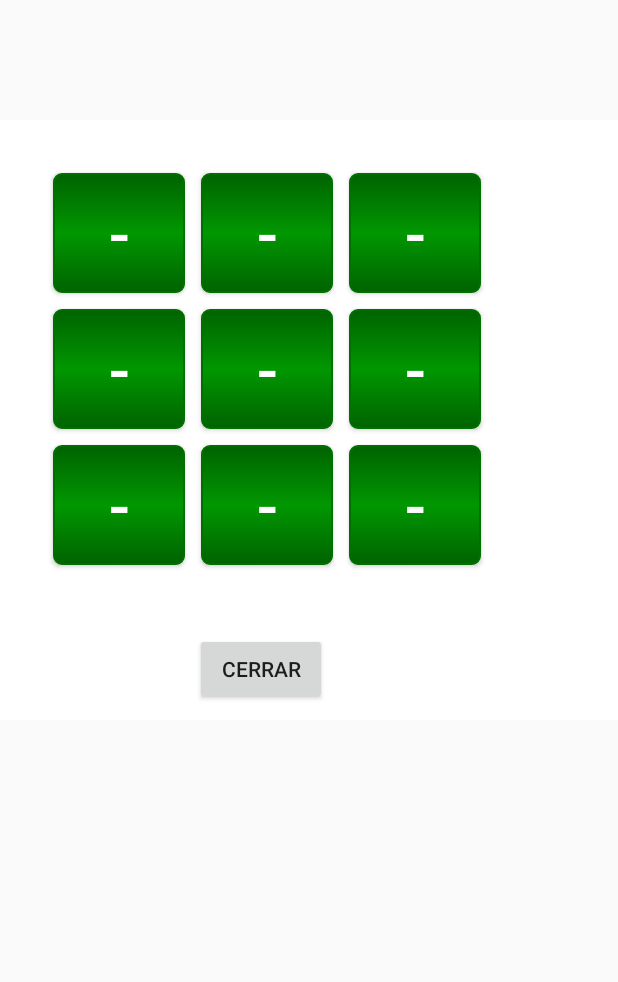
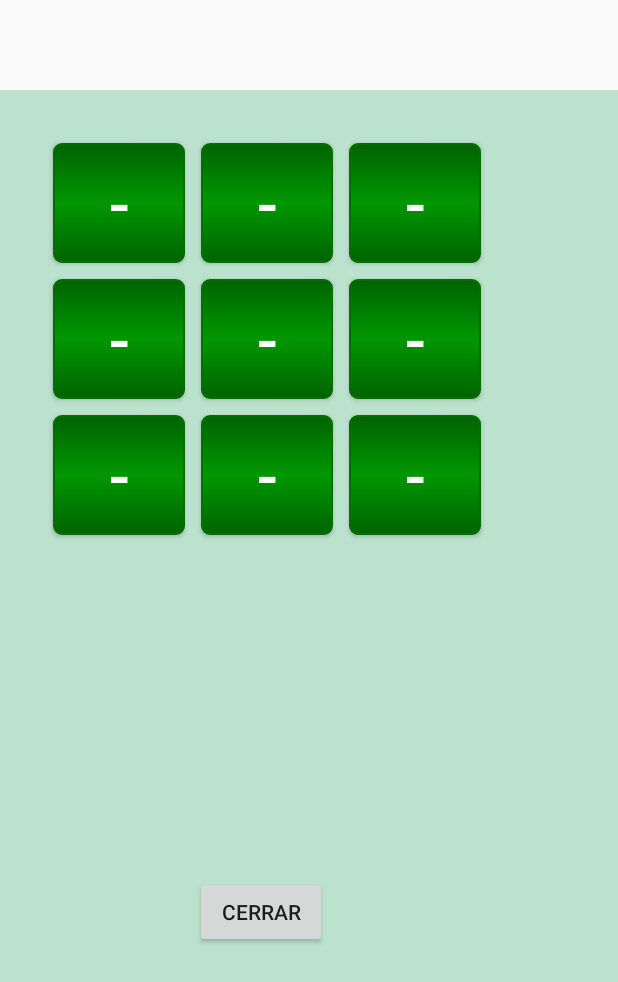
Before and after one commit to EduOroz/MyTresEnRayaApp, an Android app: the layout fragment_ver_partida.xml on its own in the app's theme, with its tools: preview values and no code run, on a phone screen of 412 x 824 dp. Shown: the top 982 px of the screen. Run offline under Robolectric (Android 15) with nearby library versions, the phone set to English and light mode, and no system bars.

Commit message:
Mejorada la navegación en la aplicación y la visualización de las partidas

```diff
--- a/app/src/main/java/com/app/edu/mytresenrayaapp/General.java
+++ b/app/src/main/java/com/app/edu/mytresenrayaapp/General.java
@@ -29,6 +29,7 @@ public class General {
             SharedPreferences.Editor editor=sp.edit();
             editor.putString("nombre", "");
             editor.commit();
+            c.finish();
             setActivity(c, WelcomeActivity.class);
             return true;
         }
--- a/app/src/main/java/com/app/edu/mytresenrayaapp/LoginActivity.java
+++ b/app/src/main/java/com/app/edu/mytresenrayaapp/LoginActivity.java
@@ -77,6 +77,7 @@ public class LoginActivity extends AppCompatActivity {
                     editor.putString("nombre", name);
                     editor.commit();
                     General.setActivity(LoginActivity.this, GameActivity.class);
+                    LoginActivity.this.finish();
                 } else {
                     Toast.makeText(getBaseContext(), "Debes introducir un nombre para continuar", Toast.LENGTH_LONG).show();}
             }
--- a/app/src/main/java/com/app/edu/mytresenrayaapp/servicios/ServicioAnimacion.java
+++ b/app/src/main/java/com/app/edu/mytresenrayaapp/servicios/ServicioAnimacion.java
@@ -28,7 +28,7 @@ public class ServicioAnimacion extends Service {
     @Override
     public void onDestroy() {
         super.onDestroy();
-        Toast.makeText(this, "Destruyendo servicio", Toast.LENGTH_LONG).show();
+        //Toast.makeText(this, "Destruyendo servicio", Toast.LENGTH_LONG).show();
     }
 
     @Override
--- a/app/src/main/res/layout/fragment_ver_partida.xml
+++ b/app/src/main/res/layout/fragment_ver_partida.xml
@@ -1,10 +1,10 @@
 <LinearLayout xmlns:android="http://schemas.android.com/apk/res/android"
     xmlns:tools="http://schemas.android.com/tools"
     android:layout_width="match_parent"
-    android:layout_height="400dp"
+    android:layout_height="match_parent"
     android:orientation="vertical"
-    android:layout_marginTop="80dp"
-    android:background="@color/background_color"
+    android:layout_marginTop="60dp"
+    android:background="#bbe2cc"
     tools:context="com.app.edu.mytresenrayaapp.layout.FragmentVerPartida">
 
     <LinearLayout
```
Also changed, not shown: app/src/main/java/com/app/edu/mytresenrayaapp/ViewGamesActivity.java (+5 -3 lines), app/src/main/java/com/app/edu/mytresenrayaapp/layout/FragmentVerPartida.java (+36 -3 lines).
